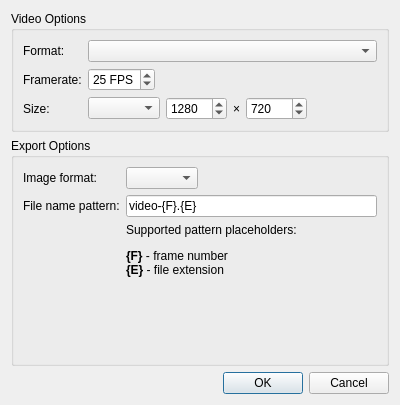
First picture: the form in src/desktop/ui/videoexport.ui, repository drawpile/Drawpile, before the edit.
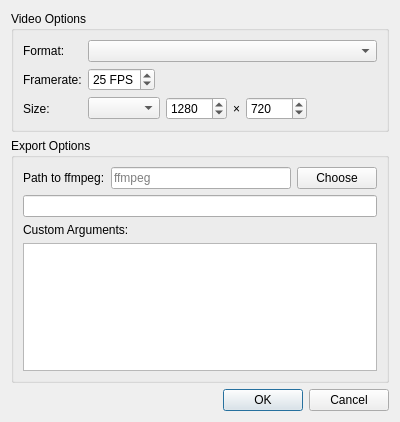
Second picture: the form after the edit. The open tabs and pages were chosen to show the change.

Commit message: Allow choosing ffmpeg path in recording export

What changed in the file:
```diff
--- a/src/desktop/ui/videoexport.ui
+++ b/src/desktop/ui/videoexport.ui
@@ -7,7 +7,7 @@
     <x>0</x>
     <y>0</y>
     <width>400</width>
-    <height>405</height>
+    <height>422</height>
    </rect>
   </property>
   <property name="windowTitle">
@@ -15,7 +15,7 @@
   </property>
   <layout class="QVBoxLayout">
    <item>
-    <widget class="QGroupBox">
+    <widget class="QGroupBox" name="videoOptionsGroup">
      <property name="title">
       <string>Video Options</string>
      </property>
@@ -27,7 +27,7 @@
        <enum>QFormLayout::AllNonFixedFieldsGrow</enum>
       </property>
       <item row="1" column="1">
-       <layout class="QHBoxLayout">
+       <layout class="QHBoxLayout" name="framerateLayout">
         <item>
          <widget class="QSpinBox" name="fps">
           <property name="suffix">
@@ -42,7 +42,7 @@
          </widget>
         </item>
         <item>
-         <spacer>
+         <spacer name="framerateSpacer">
           <property name="orientation">
            <enum>Qt::Horizontal</enum>
           </property>
@@ -57,21 +57,21 @@
        </layout>
       </item>
       <item row="3" column="0">
-       <widget class="QLabel">
+       <widget class="QLabel" name="framesizeLabel">
         <property name="text">
          <string>Size:</string>
         </property>
        </widget>
       </item>
       <item row="1" column="0">
-       <widget class="QLabel">
+       <widget class="QLabel" name="framerateLabel">
         <property name="text">
          <string>Framerate:</string>
         </property>
        </widget>
       </item>
       <item row="0" column="0">
-       <widget class="QLabel">
+       <widget class="QLabel" name="videoFormatLabel">
         <property name="text">
          <string>Format:</string>
         </property>
@@ -81,7 +81,7 @@
        <widget class="QComboBox" name="exportFormatChoice"/>
       </item>
       <item row="3" column="1">
-       <layout class="QHBoxLayout">
+       <layout class="QHBoxLayout" name="framesizeLayout">
         <item>
          <widget class="QComboBox" name="sizeChoice"/>
         </item>
@@ -125,7 +125,7 @@
          </widget>
         </item>
         <item>
-         <spacer>
+         <spacer name="framesizeSpacer">
           <property name="orientation">
            <enum>Qt::Horizontal</enum>
           </property>
@@ -143,7 +143,7 @@
     </widget>
    </item>
    <item>
-    <widget class="QGroupBox">
+    <widget class="QGroupBox" name="groupBox">
      <property name="title">
       <string>Export Options</string>
      </property>
@@ -171,22 +171,22 @@
         <property name="currentIndex">
          <number>0</number>
         </property>
-        <widget class="QWidget">
+        <widget class="QWidget" name="imageSeriesPage">
          <layout class="QFormLayout">
           <item row="0" column="0">
-           <widget class="QLabel">
+           <widget class="QLabel" name="imageFormatLabel">
             <property name="text">
              <string>Image format:</string>
             </property>
            </widget>
           </item>
           <item row="0" column="1">
-           <layout class="QHBoxLayout">
+           <layout class="QHBoxLayout" name="imageFormatLayout">
             <item>
              <widget class="QComboBox" name="imageFormatChoice"/>
             </item>
             <item>
-             <spacer>
+             <spacer name="imageFormatSpacer">
               <property name="orientation">
                <enum>Qt::Horizontal</enum>
               </property>
@@ -201,7 +201,7 @@
            </layout>
           </item>
           <item row="1" column="0">
-           <widget class="QLabel">
+           <widget class="QLabel" name="filenamePatternLabel">
             <property name="text">
              <string>File name pattern:</string>
             </property>
@@ -221,7 +221,7 @@
            </widget>
           </item>
           <item row="3" column="1">
-           <widget class="QLabel">
+           <widget class="QLabel" name="filenamePlaceholderLabel">
             <property name="text">
              <string>&lt;html&gt;&lt;head/&gt;&lt;body&gt;&lt;p&gt;Supported pattern placeholders:&lt;/p&gt;&lt;p&gt;&lt;span style=&quot; font-weight:600;&quot;&gt;{F}&lt;/span&gt; - frame number&lt;br/&gt;&lt;span style=&quot; font-weight:600;&quot;&gt;{E}&lt;/span&gt; - file extension&lt;/p&gt;&lt;/body&gt;&lt;/html&gt;</string>
             </property>
@@ -232,21 +232,33 @@
           </item>
          </layout>
         </widget>
-        <widget class="QWidget">
+        <widget class="QWidget" name="ffmpegPage">
          <layout class="QFormLayout">
-          <item row="0" column="0" colspan="2">
-           <widget class="QLabel" name="ffmpegNotFoundWarning">
-            <property name="styleSheet">
-             <string notr="true">color: red</string>
-            </property>
+          <item row="0" column="0">
+           <widget class="QLabel" name="ffmpegPathLabel">
             <property name="text">
-             <string>ffmpeg executable not found</string>
-            </property>
-            <property name="alignment">
-             <set>Qt::AlignCenter</set>
+             <string>Path to ffmpeg:</string>
             </property>
            </widget>
           </item>
+          <item row="0" column="1">
+           <layout class="QHBoxLayout" name="ffmpegPathLayout">
+            <item>
+             <widget class="QLineEdit" name="ffmpegPathEdit">
+              <property name="placeholderText">
+               <string notr="true">ffmpeg</string>
+              </property>
+             </widget>
+            </item>
+            <item>
+             <widget class="QPushButton" name="ffmpegPathButton">
+              <property name="text">
+               <string>Choose</string>
+              </property>
+             </widget>
+            </item>
+           </layout>
+          </item>
           <item row="1" column="0" colspan="2">
            <widget class="QLineEdit" name="ffmpegBasics">
             <property name="readOnly">
@@ -254,6 +266,13 @@
             </property>
            </widget>
           </item>
+          <item row="2" column="0" colspan="2">
+           <widget class="QLabel" name="ffmpegCustomLabel">
+            <property name="text">
+             <string>Custom Arguments:</string>
+            </property>
+           </widget>
+          </item>
           <item row="3" column="0" colspan="2">
            <widget class="QPlainTextEdit" name="ffmpegCustom">
             <property name="placeholderText">
@@ -261,13 +280,6 @@
             </property>
            </widget>
           </item>
-          <item row="2" column="0">
-           <widget class="QLabel" name="ffmpegCustomLabel">
-            <property name="text">
-             <string>Custom Arguments:</string>
-            </property>
-           </widget>
-          </item>
          </layout>
         </widget>
        </widget>
```
The commit also changes 10 other files.
